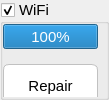
argenortega/AUI, file aui/gui/robot/internal/ui/wifi.ui: the form before one commit.
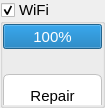
The form after the commit. Custom widgets are drawn as their Qt base class.

```diff
--- a/aui/gui/robot/internal/ui/wifi.ui
+++ b/aui/gui/robot/internal/ui/wifi.ui
@@ -6,14 +6,14 @@
    <rect>
     <x>0</x>
     <y>0</y>
-    <width>109</width>
-    <height>100</height>
+    <width>105</width>
+    <height>108</height>
    </rect>
   </property>
   <property name="sizePolicy">
-   <sizepolicy hsizetype="Maximum" vsizetype="Preferred">
-    <horstretch>0</horstretch>
-    <verstretch>0</verstretch>
+   <sizepolicy hsizetype="Minimum" vsizetype="Maximum">
+    <horstretch>1</horstretch>
+    <verstretch>1</verstretch>
    </sizepolicy>
   </property>
   <property name="minimumSize">
@@ -22,6 +22,12 @@
     <height>0</height>
    </size>
   </property>
+  <property name="maximumSize">
+   <size>
+    <width>150</width>
+    <height>16777215</height>
+   </size>
+  </property>
   <property name="windowTitle">
    <string>Form</string>
   </property>
@@ -35,7 +41,7 @@
    <item>
     <widget class="QGroupBox" name="wifiLevel">
      <property name="sizePolicy">
-      <sizepolicy hsizetype="MinimumExpanding" vsizetype="Preferred">
+      <sizepolicy hsizetype="Expanding" vsizetype="Maximum">
        <horstretch>0</horstretch>
        <verstretch>0</verstretch>
       </sizepolicy>
@@ -46,6 +52,12 @@
        <height>30</height>
       </size>
      </property>
+     <property name="maximumSize">
+      <size>
+       <width>16777215</width>
+       <height>16777215</height>
+      </size>
+     </property>
      <property name="font">
       <font>
        <pointsize>11</pointsize>
@@ -66,12 +78,6 @@
       </property>
       <item>
        <widget class="QFrame" name="frame">
-        <property name="sizePolicy">
-         <sizepolicy hsizetype="Maximum" vsizetype="Maximum">
-          <horstretch>0</horstretch>
-          <verstretch>0</verstretch>
-         </sizepolicy>
-        </property>
         <property name="frameShape">
          <enum>QFrame::NoFrame</enum>
         </property>
@@ -80,7 +86,7 @@
         </property>
         <layout class="QVBoxLayout" name="verticalLayout">
          <property name="spacing">
-          <number>15</number>
+          <number>25</number>
          </property>
          <property name="margin">
           <number>0</number>
```
